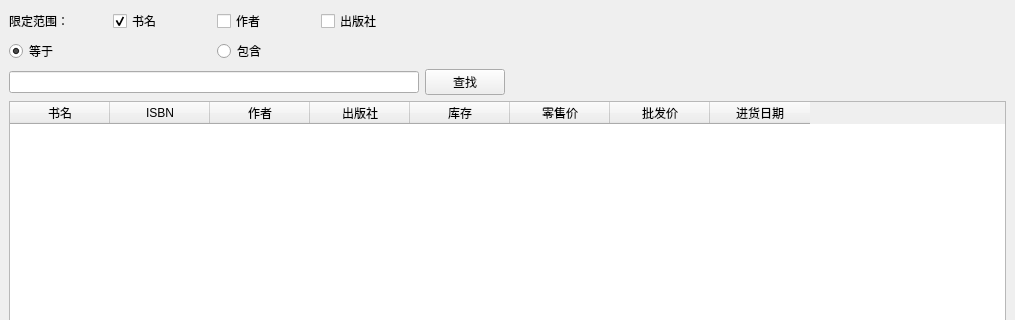
li1553770945/course-design-sqlite, file ui/FindWindow.ui: the form before one commit; both pictures show x 0 to 1015 and y 0 to 320 of the 1015 by 734 pixel window.
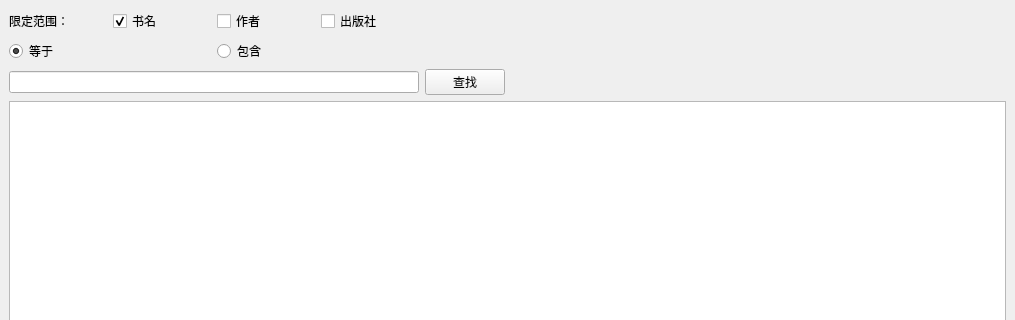
The form after the commit.

Commit message: 1.修复了详细信息窗口零售价显示错误的BUG。 2.添加功能默认设置当前日期。 3.实现查找功能。 4.添加到购物车能够处理购物车已有的情况。 5.修复管理、销售mysql注入的漏洞。

```diff
--- a/ui/FindWindow.ui
+++ b/ui/FindWindow.ui
@@ -103,50 +103,10 @@
      </spacer>
     </item>
     <item row="1" column="0" colspan="2">
-     <widget class="QTableWidget" name="Table">
+     <widget class="QTableView" name="Table">
       <property name="editTriggers">
        <set>QAbstractItemView::NoEditTriggers</set>
       </property>
-      <column>
-       <property name="text">
-        <string>书名</string>
-       </property>
-      </column>
-      <column>
-       <property name="text">
-        <string>ISBN</string>
-       </property>
-      </column>
-      <column>
-       <property name="text">
-        <string>作者</string>
-       </property>
-      </column>
-      <column>
-       <property name="text">
-        <string>出版社</string>
-       </property>
-      </column>
-      <column>
-       <property name="text">
-        <string>库存</string>
-       </property>
-      </column>
-      <column>
-       <property name="text">
-        <string>零售价</string>
-       </property>
-      </column>
-      <column>
-       <property name="text">
-        <string>批发价</string>
-       </property>
-      </column>
-      <column>
-       <property name="text">
-        <string>进货日期</string>
-       </property>
-      </column>
      </widget>
     </item>
    </layout>
```
The commit also changes 15 other files.
